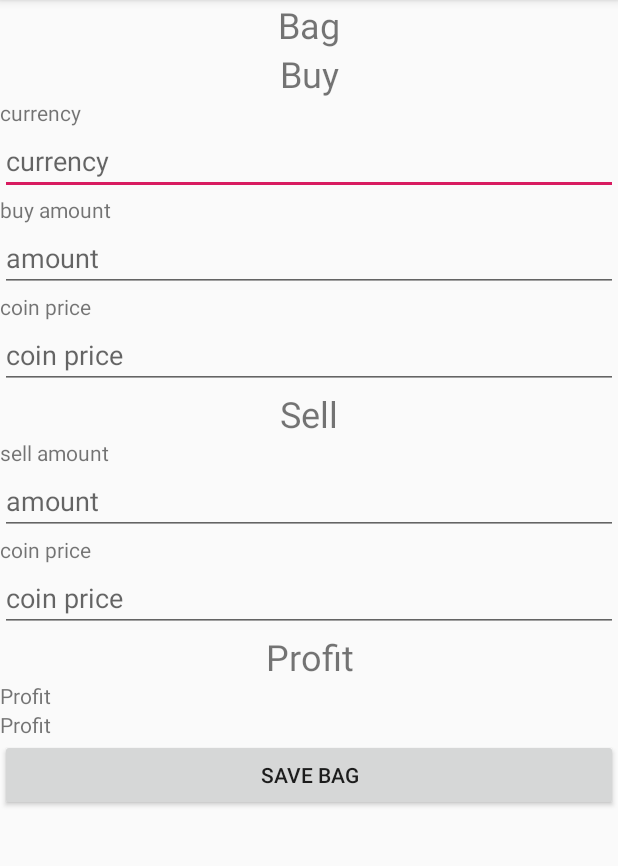
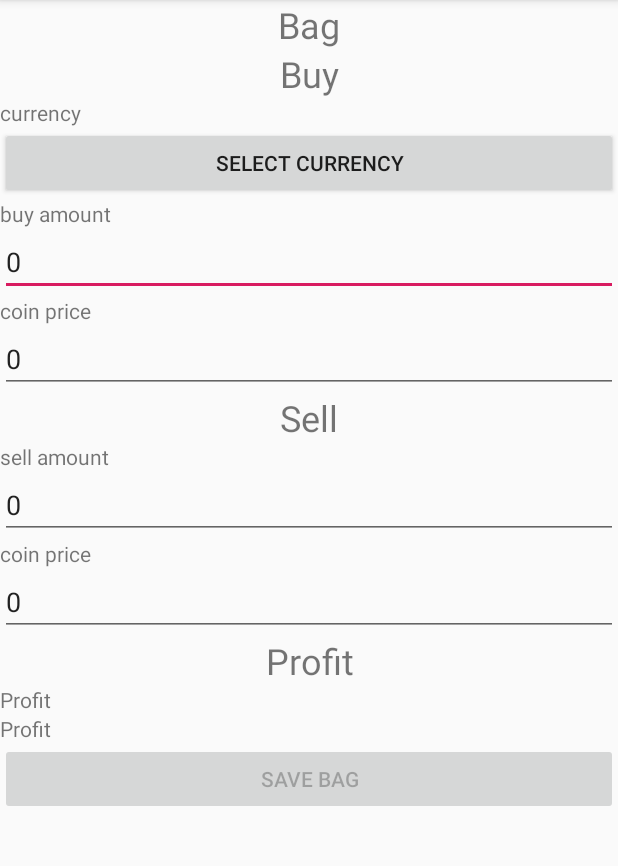
Before and after one commit to tontsa74/CryptoBag, an Android app: the screen it shows after launch (BagActivity), after a tap on "ADD BAG", on a phone screen of 412 x 824 dp, the part 84-950 px from its top. Run offline under Robolectric (Android 15) with nearby library versions, the phone set to English and light mode, and no system bars.

Commit message:
add EditText validations

```diff
--- a/app/src/main/java/fi/tuni/cryptobag/AddCurrency.java
+++ b/app/src/main/java/fi/tuni/cryptobag/AddCurrency.java
@@ -122,10 +122,8 @@ public class AddCurrency extends BaseActivity {
                 for(int i = 0 ;i < jsonArray.length(); i++){
                     JSONObject jsonObject = (JSONObject) jsonArray.get(i);
 
-                    //if (jsonObject.get("id").toString().contains(CurrenciesActivity.search)) {
                     Currency currency = new Currency(jsonObject.get("id").toString(), jsonObject.get("symbol").toString(),jsonObject.get("name").toString());
                     currencies.add(currency);
-                    //}
                 }
 
             } catch (MalformedURLException e) {
--- a/app/src/main/java/fi/tuni/cryptobag/Bag.java
+++ b/app/src/main/java/fi/tuni/cryptobag/Bag.java
@@ -9,6 +9,15 @@ public class Bag implements Serializable {
     private String sellAmount;
     private String coinBuyPrice;
     private String coinCurrentPrice;
+
+    public Bag(Currency currency) {
+        setCurrency(currency);
+        setBuyAmount("0");
+        setSellAmount("0");
+        setCoinBuyPrice("0");
+        setCoinCurrentPrice("0");
+
+    }
 
     public Bag(Currency currency, String buyAmount) {
         setCurrency(currency);
@@ -36,7 +45,7 @@ public class Bag implements Serializable {
     }
 
     public void setBuyAmount(String buyAmount) {
-        if (Double.parseDouble(buyAmount) > 0) {
+        if (Double.parseDouble(buyAmount) >= 0) {
             this.buyAmount = buyAmount;
         }
     }
@@ -46,7 +55,9 @@ public class Bag implements Serializable {
     }
 
     public void setSellAmount(String sellAmount) {
-        this.sellAmount = sellAmount;
+        if (Double.parseDouble(sellAmount) >= 0) {
+            this.sellAmount = sellAmount;
+        }
     }
 
     public String getCoinBuyPrice() {
@@ -54,7 +65,9 @@ public class Bag implements Serializable {
     }
 
     public void setCoinBuyPrice(String coinBuyPrice) {
-        this.coinBuyPrice = coinBuyPrice;
+        if (Double.parseDouble(coinBuyPrice) >= 0) {
+            this.coinBuyPrice = coinBuyPrice;
+        }
     }
 
     public String getCoinCurrentPrice() {
@@ -62,18 +75,22 @@ public class Bag implements Serializable {
     }
 
     public void setCoinCurrentPrice(String coinCurrentPrice) {
-        this.coinCurrentPrice = coinCurrentPrice;
+        if (Double.parseDouble(coinCurrentPrice) >= 0) {
+            this.coinCurrentPrice = coinCurrentPrice;
+        }
+
     }
 
     public String getProfit() {
         BigDecimal currentPrice = new BigDecimal(getCoinCurrentPrice());
         BigDecimal buyPrice = new BigDecimal(getCoinBuyPrice());
         BigDecimal buyAmount = new BigDecimal(getBuyAmount());
-        return (currentPrice.subtract(buyPrice)).multiply(buyAmount).toString();
+        BigDecimal sellAmount = new BigDecimal(getSellAmount());
+        return (currentPrice.subtract(buyPrice)).multiply(sellAmount).toString();
     }
     @Override
     public String toString() {
-        return currency + " - " + buyAmount + " Profit: " + getProfit()
+        return getCurrency().getName() + " - " + getBuyAmount() + " Profit: " + getProfit()
 //                + super.toString()
                 ;
     }
--- a/app/src/main/java/fi/tuni/cryptobag/BagActivity.java
+++ b/app/src/main/java/fi/tuni/cryptobag/BagActivity.java
@@ -1,18 +1,25 @@
 package fi.tuni.cryptobag;
 
 import android.content.Intent;
+import android.graphics.Color;
 import android.os.Bundle;
+import android.text.Editable;
+import android.text.TextWatcher;
 import android.view.View;
+import android.widget.Button;
 import android.widget.EditText;
 import android.widget.TextView;
 
 public class BagActivity extends BaseActivity {
+    private static final int REQUEST_CODE_ADD_CURRENCY = 20;
 
-    EditText currencyEditText, buyAmountEditText;
-    EditText sellAmountEditText;
+    EditText buyAmountEditText, sellAmountEditText;
     EditText coinBuyPriceEditText, coinCurrentPriceEditText;
+    TextWatcher textWatcher;
     TextView profitTextview;
+    Button currencyButton, saveBagButton;
     int position;
+    Currency buyCurrency;
 
     @Override
     protected void onCreate(Bundle savedInstanceState) {
@@ -21,12 +28,21 @@ public class BagActivity extends BaseActivity {
 
         Debug.print(TAG, "onCreate()", "BagActivity", 1);
 
-        currencyEditText = (EditText) findViewById(R.id.currencyEditText);
         buyAmountEditText = (EditText) findViewById(R.id.buyAmountEditText);
         sellAmountEditText = (EditText) findViewById(R.id.sellAmountEditText);
         coinBuyPriceEditText = (EditText) findViewById(R.id.coinBuyPriceEditText);
         coinCurrentPriceEditText = (EditText) findViewById(R.id.coinCurrentPriceEditText);
         profitTextview = (TextView) findViewById(R.id.profitTextview);
+        currencyButton = (Button) findViewById(R.id.currencyButton);
+        saveBagButton = (Button) findViewById(R.id.saveBagButton);
+        saveBagButton.setEnabled(false);
+
+        textWatcher();
+
+        buyAmountEditText.addTextChangedListener(textWatcher);
+        sellAmountEditText.addTextChangedListener(textWatcher);
+        coinBuyPriceEditText.addTextChangedListener(textWatcher);
+        coinCurrentPriceEditText.addTextChangedListener(textWatcher);
 
         Bundle extras = getIntent().getExtras();
         if (extras != null) {
@@ -34,13 +50,58 @@ public class BagActivity extends BaseActivity {
             position = extras.getInt("position");
             Debug.print(TAG, "onCreate()", "getIntent: " + bag + ", pos: " + position, 2);
 
-            currencyEditText.setText(bag.getCurrency().getName());
+            buyCurrency = bag.getCurrency();
+            currencyButton.setText(buyCurrency.getName() + " - " + buyCurrency.getSymbol());
             buyAmountEditText.setText(bag.getBuyAmount());
             sellAmountEditText.setText(bag.getSellAmount());
             coinBuyPriceEditText.setText(bag.getCoinBuyPrice());
             coinCurrentPriceEditText.setText(bag.getCoinCurrentPrice());
 
             profitTextview.setText(bag.getProfit());
+
+            saveBagButton.setEnabled(true);
+        }
+    }
+
+    private void textWatcher() {
+        textWatcher = new TextWatcher() {
+            @Override
+            public void beforeTextChanged(CharSequence s, int start, int count, int after) {
+
+            }
+
+            @Override
+            public void onTextChanged(CharSequence s, int start, int before, int count) {
+                Debug.print(TAG, "textWatcher()", "onTextChanged", 3);
+                if(count < 1) {
+                    saveBagButton.setEnabled(false);
+                } else {
+                    saveBagButton.setEnabled(true);
+                }
+            }
+
+            @Override
+            public void afterTextChanged(Editable s) {
+
+            }
+        };
+    }
+
+    protected void onActivityResult(int requestCode, int resultCode, Intent data) {
+        Debug.print(TAG, "onActivityResult()",
+                    "requestCode: " + requestCode
+                        + ", resultCode: " + resultCode
+                        + ", data: " + data, 1
+                    );
+        if (requestCode == REQUEST_CODE_ADD_CURRENCY) {
+            if (resultCode == RESULT_OK) {
+                Bundle bundle = data.getExtras();
+                buyCurrency = (Currency) bundle.get("selectedCurrency");
+                Debug.print(TAG,"onActivityResult","selectedCurrency: " + buyCurrency.getName(), 3);
+                currencyButton.setText(buyCurrency.getName());
+
+                saveBagButton.setEnabled(true);
+            }
         }
     }
 
@@ -53,22 +114,24 @@ public class BagActivity extends BaseActivity {
 
     public void saveBag(View view) {
         Debug.print(TAG, "saveBag()", "save", 1);
-        String buyCurrencyName = currencyEditText.getText().toString();
-        Currency buyCurrency = new Currency("id", buyCurrencyName, "symbol");
 
-        Bag bag = new Bag(
-                buyCurrency
-                , buyAmountEditText.getText().toString()
-                , sellAmountEditText.getText().toString()
-                , coinBuyPriceEditText.getText().toString()
-                , coinCurrentPriceEditText.getText().toString()
-        );
+        Bag bag = new Bag(buyCurrency);
+        bag.setBuyAmount(buyAmountEditText.getText().toString());
+        bag.setCoinBuyPrice(coinBuyPriceEditText.getText().toString());
+        bag.setSellAmount(sellAmountEditText.getText().toString());
+        bag.setCoinCurrentPrice(coinCurrentPriceEditText.getText().toString());
 
         Intent intent = new Intent();
         intent.putExtra("bag", bag);
         intent.putExtra("position", position);
         setResult(RESULT_OK, intent);
 
-        onBackPressed();
+        finish();
+    }
+
+    public void addCurrency(View view) {
+        Debug.print(TAG, "addCurrency()", "add new currency", 1);
+        Intent intent = new Intent(this, AddCurrency.class);
+        startActivityForResult(intent, REQUEST_CODE_ADD_CURRENCY);
     }
 }
--- a/app/src/main/res/layout/activity_bag.xml
+++ b/app/src/main/res/layout/activity_bag.xml
@@ -26,12 +26,13 @@
         android:layout_height="wrap_content"
         android:text="currency"/>
 
-    <EditText
-        android:id="@+id/currencyEditText"
+    <Button
+        android:id="@+id/currencyButton"
         android:layout_width="match_parent"
         android:layout_height="wrap_content"
-        android:hint="currency"
-        android:singleLine="true"/>
+        android:text="select currency"
+        android:onClick="addCurrency"/>
+
 
     <TextView
         android:layout_width="match_parent"
@@ -42,6 +43,7 @@
         android:id="@+id/buyAmountEditText"
         android:layout_width="match_parent"
         android:layout_height="wrap_content"
+        android:text="0"
         android:hint="amount"
         android:inputType="numberDecimal"/>
 
@@ -54,6 +56,7 @@
         android:id="@+id/coinBuyPriceEditText"
         android:layout_width="match_parent"
         android:layout_height="wrap_content"
+        android:text="0"
         android:hint="coin price"
         android:inputType="numberDecimal"/>
 
@@ -73,6 +76,7 @@
         android:id="@+id/sellAmountEditText"
         android:layout_width="match_parent"
         android:layout_height="wrap_content"
+        android:text="0"
         android:hint="amount"
         android:inputType="numberDecimal"/>
 
@@ -85,6 +89,7 @@
         android:id="@+id/coinCurrentPriceEditText"
         android:layout_width="match_parent"
         android:layout_height="wrap_content"
+        android:text="0"
         android:hint="coin price"
         android:inputType="numberDecimal"/>
 
@@ -107,6 +112,7 @@
         android:text="Profit"/>
 
     <Button
+        android:id="@+id/saveBagButton"
         android:layout_width="match_parent"
         android:layout_height="wrap_content"
         android:text="Save bag"
--- a/app/src/main/res/layout/activity_main.xml
+++ b/app/src/main/res/layout/activity_main.xml
@@ -19,12 +19,6 @@
         android:text="add bag"
         android:onClick="addBag"/>
 
-    <Button
-        android:layout_width="match_parent"
-        android:layout_height="wrap_content"
-        android:text="add currency"
-        android:onClick="addCurrency"/>
-
     <ListView
         android:id="@+id/bagsListView"
         android:layout_width="match_parent"
```
Also changed, not shown: app/src/main/java/fi/tuni/cryptobag/MainActivity.java (+0 -14 lines).
